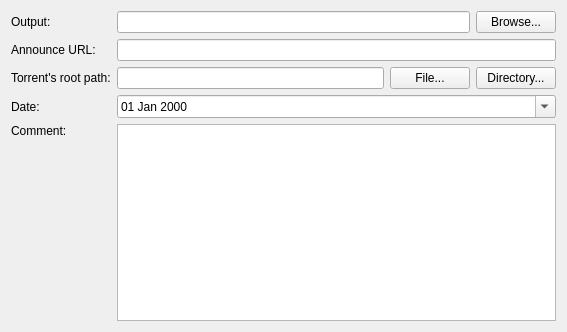
Before: the Qt Designer form src/plugins/bittorrent/newtorrentfirststep.ui in 0xd34df00d/leechcraft, drawn with Qt 5.
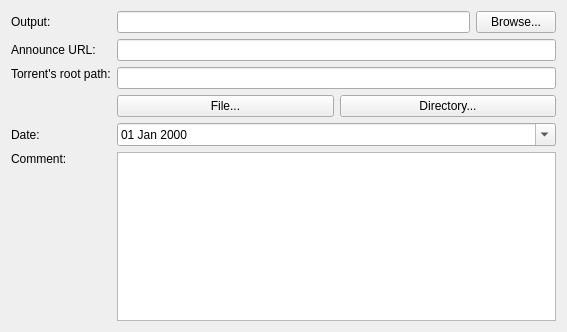
After: the same form once the commit is applied. Icons and pictures are not drawn.

Commit message: BitTorrent: fixed torrent creation.

What changed in the file:
```diff
--- a/src/plugins/bittorrent/newtorrentfirststep.ui
+++ b/src/plugins/bittorrent/newtorrentfirststep.ui
@@ -17,7 +17,7 @@
    <iconset resource="resources.qrc">
     <normaloff>:/resources/images/bittorrent.svg</normaloff>:/resources/images/bittorrent.svg</iconset>
   </property>
-  <layout class="QGridLayout">
+  <layout class="QGridLayout" name="gridLayout">
    <item row="0" column="0">
     <widget class="QLabel" name="label_4">
      <property name="text">
@@ -54,14 +54,19 @@
      <property name="text">
       <string>Torrent's root path:</string>
      </property>
+     <property name="alignment">
+      <set>Qt::AlignLeading|Qt::AlignLeft|Qt::AlignTop</set>
+     </property>
     </widget>
    </item>
    <item row="2" column="1">
-    <layout class="QHBoxLayout">
+    <layout class="QVBoxLayout" name="verticalLayout">
      <item>
       <widget class="QLineEdit" name="RootPath_"/>
      </item>
      <item>
+      <layout class="QHBoxLayout" name="horizontalLayout">
+       <item>
       <widget class="QPushButton" name="BrowseFile_">
        <property name="text">
         <string>File...</string>
@@ -77,6 +82,8 @@
      </item>
     </layout>
    </item>
+    </layout>
+   </item>
    <item row="3" column="0">
     <widget class="QLabel" name="label_5">
      <property name="text">
@@ -99,24 +106,14 @@
      <property name="text">
       <string>Comment:</string>
      </property>
+     <property name="alignment">
+      <set>Qt::AlignLeading|Qt::AlignLeft|Qt::AlignTop</set>
+     </property>
     </widget>
    </item>
    <item row="4" column="1" rowspan="2">
     <widget class="QTextEdit" name="Comment_"/>
    </item>
-   <item row="5" column="0">
-    <spacer>
-     <property name="orientation">
-      <enum>Qt::Vertical</enum>
-     </property>
-     <property name="sizeHint" stdset="0">
-      <size>
-       <width>20</width>
-       <height>40</height>
-      </size>
-     </property>
-    </spacer>
-   </item>
   </layout>
  </widget>
  <resources>
```
Left out of the diff: 9 changed lines with no effect on the pictures. Lines whose indentation alone changed are shown as unchanged. The commit also changes 1 other file.
